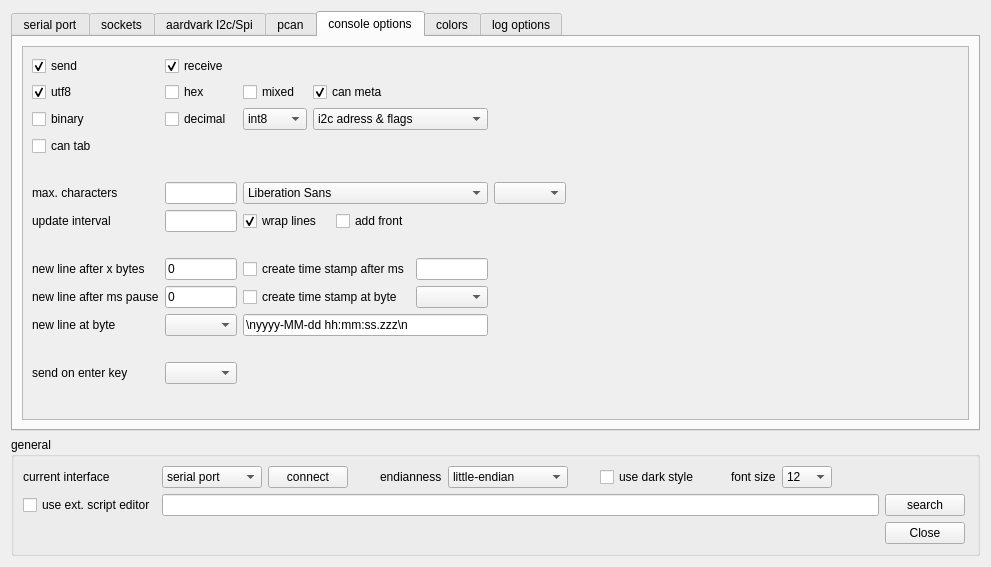
The window that ScriptCommunicator/settingsdialog.ui (szieke/ScriptCommunicator_serial-terminal) describes before a commit, drawn with Qt 5.
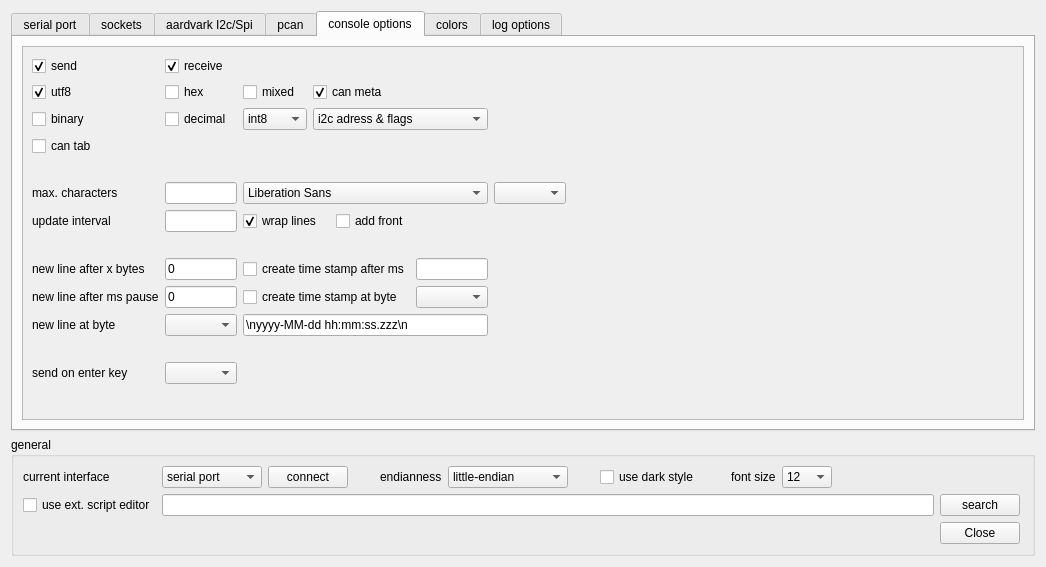
The same window after the commit. The open tabs and pages were chosen to show the change. Icons and pictures are not drawn. Custom widgets are drawn as their Qt base class.

Patch:
```diff
--- a/ScriptCommunicator/settingsdialog.ui
+++ b/ScriptCommunicator/settingsdialog.ui
@@ -6,7 +6,7 @@
    <rect>
     <x>0</x>
     <y>0</y>
-    <width>991</width>
+    <width>1046</width>
     <height>567</height>
    </rect>
   </property>
@@ -2448,9 +2448,9 @@
           <property name="geometry">
            <rect>
             <x>0</x>
-            <y>0</y>
-            <width>947</width>
-            <height>374</height>
+            <y>-86</y>
+            <width>977</width>
+            <height>422</height>
            </rect>
           </property>
           <layout class="QGridLayout" name="gridLayout_9">
```
Left out of the diff: 26 changed lines with no effect on the pictures.
